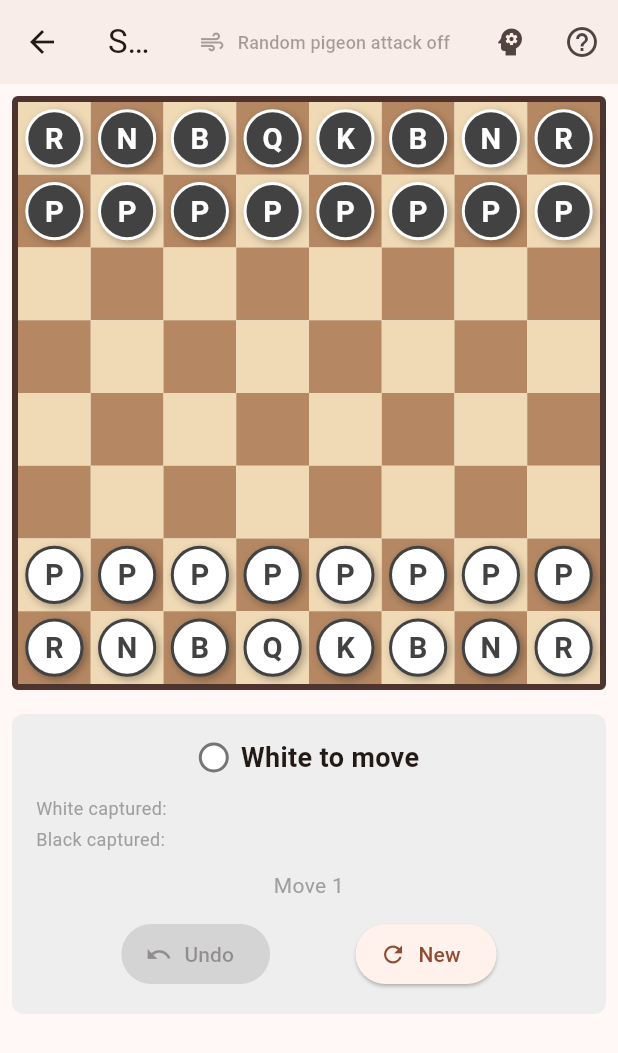
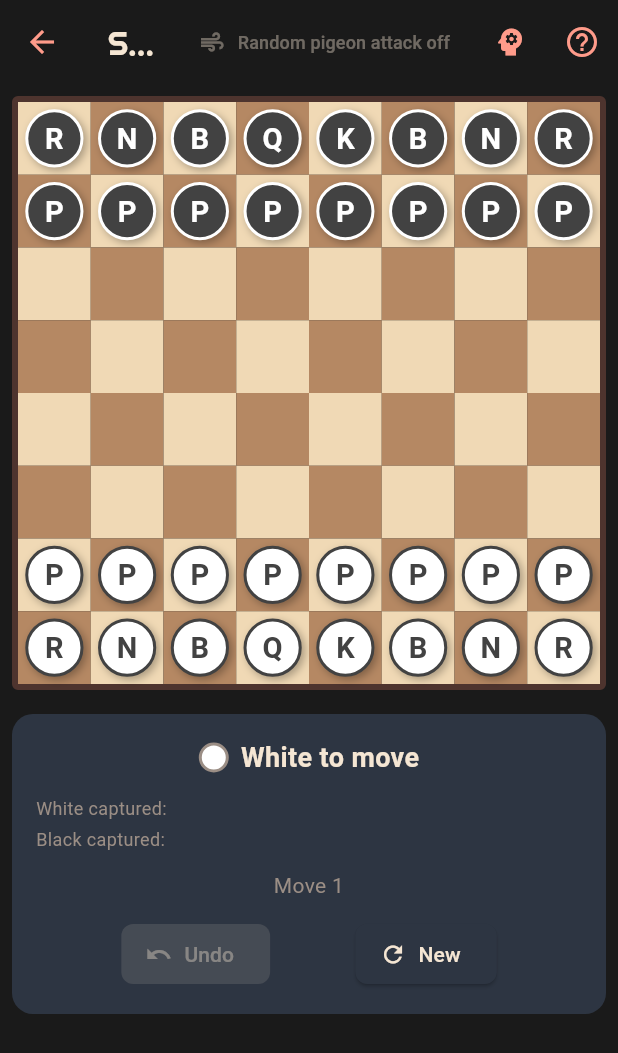
Before and after one commit to mindfu23/weirdchess, a Flutter app: the screen it shows after launch, after a tap on "8×8", after a tap on "Random pigeon attack", on a phone screen of 412 x 824 dp. Shown: the top 1053 px of the screen. Run offline on Flutter 3.47's test engine with Material 3 defaults, Android fonts, the phone set to English and light mode, and no system bars; our stand-ins replace flutter_riverpod, flutter_svg, go_router, shared_preferences.

Commit message:
Apply dark WeirdChess theme across all game screens
- home_screen: heading → "Choose your weird chess battle"
- main.dart: replace light theme with full dark palette
  (#1A1A1A bg, #2D3542 surface, #F5E6D3 text, #FF9B8A accent)
  Righteous font wired into appBarTheme + textTheme titleLarge/Medium
- score_panel: replace all hardcoded grey with brand colors
- piece_info_panel: replace grey with brand colors
- commentary, game, settings screens inherit theme automatically

Co-Authored-By: Claude Sonnet 4.6 <noreply@anthropic.com>

```diff
--- a/lib/main.dart
+++ b/lib/main.dart
@@ -71,19 +71,89 @@ class _WeirdChessAppState extends ConsumerState<WeirdChessApp> {
       title: 'WeirdChess',
       debugShowCheckedModeBanner: false,
       theme: ThemeData(
-        colorScheme: ColorScheme.fromSeed(
-          seedColor: Colors.brown,
-          brightness: Brightness.light,
+        useMaterial3: true,
+        brightness: Brightness.dark,
+        scaffoldBackgroundColor: const Color(0xFF1A1A1A),
+        colorScheme: const ColorScheme.dark(
+          primary: Color(0xFFFF9B8A),
+          onPrimary: Color(0xFF1A1A1A),
+          primaryContainer: Color(0xFF2D3542),
+          onPrimaryContainer: Color(0xFFF5E6D3),
+          secondary: Color(0xFF9B8E85),
+          onSecondary: Color(0xFF1A1A1A),
+          secondaryContainer: Color(0xFF2D3542),
+          onSecondaryContainer: Color(0xFFF5E6D3),
+          surface: Color(0xFF2D3542),
+          onSurface: Color(0xFFF5E6D3),
+          onSurfaceVariant: Color(0xFF9B8E85),
+          error: Color(0xFFFF6B6B),
+          onError: Color(0xFF1A1A1A),
+          errorContainer: Color(0xFF4A2020),
+          onErrorContainer: Color(0xFFFFB3B3),
+          outline: Color(0xFF4A5568),
         ),
-        useMaterial3: true,
         appBarTheme: const AppBarTheme(
-          centerTitle: true,
-          elevation: 2,
+          backgroundColor: Color(0xFF1A1A1A),
+          foregroundColor: Color(0xFFF5E6D3),
+          elevation: 0,
+          iconTheme: IconThemeData(color: Color(0xFFFF9B8A)),
+          titleTextStyle: TextStyle(
+            fontFamily: 'Righteous',
+            color: Color(0xFFF5E6D3),
+            fontSize: 22,
+          ),
         ),
         cardTheme: CardThemeData(
+          color: const Color(0xFF2D3542),
+          elevation: 0,
           shape: RoundedRectangleBorder(
-            borderRadius: BorderRadius.circular(12),
+            borderRadius: BorderRadius.circular(14),
           ),
+        ),
+        dividerTheme: const DividerThemeData(
+          color: Color(0xFF4A5568),
+        ),
+        elevatedButtonTheme: ElevatedButtonThemeData(
+          style: ElevatedButton.styleFrom(
+            backgroundColor: const Color(0xFF2D3542),
+            foregroundColor: const Color(0xFFF5E6D3),
+            shape: RoundedRectangleBorder(
+              borderRadius: BorderRadius.circular(8),
+            ),
+          ),
+        ),
+        filledButtonTheme: FilledButtonThemeData(
+          style: FilledButton.styleFrom(
+            backgroundColor: const Color(0xFFFF9B8A),
+            foregroundColor: const Color(0xFF1A1A1A),
+          ),
+        ),
+        inputDecorationTheme: const InputDecorationTheme(
+          filled: true,
+          fillColor: Color(0xFF1A1A1A),
+          labelStyle: TextStyle(color: Color(0xFF9B8E85)),
+          hintStyle: TextStyle(color: Color(0xFF9B8E85)),
+          enabledBorder: OutlineInputBorder(
+            borderSide: BorderSide(color: Color(0xFF4A5568)),
+          ),
+          focusedBorder: OutlineInputBorder(
+            borderSide: BorderSide(color: Color(0xFFFF9B8A)),
+          ),
+        ),
+        textTheme: const TextTheme(
+          titleLarge: TextStyle(
+            fontFamily: 'Righteous',
+            color: Color(0xFFF5E6D3),
+          ),
+          titleMedium: TextStyle(
+            fontFamily: 'Righteous',
+            color: Color(0xFFF5E6D3),
+            fontWeight: FontWeight.w600,
+          ),
+          bodyLarge: TextStyle(color: Color(0xFFF5E6D3)),
+          bodyMedium: TextStyle(color: Color(0xFFF5E6D3)),
+          bodySmall: TextStyle(color: Color(0xFF9B8E85)),
+          labelMedium: TextStyle(color: Color(0xFF9B8E85)),
         ),
       ),
       routerConfig: _router,
--- a/lib/ui/screens/home_screen.dart
+++ b/lib/ui/screens/home_screen.dart
@@ -64,7 +64,7 @@ class HomeScreen extends ConsumerWidget {
                   const Padding(
                     padding: EdgeInsets.fromLTRB(20, 16, 20, 4),
                     child: Text(
-                      'Choose a Weirdness',
+                      'Choose your weird chess battle',
                       style: TextStyle(
                         fontFamily: 'Righteous',
                         color: Color(0xFFF5E6D3),
--- a/lib/ui/widgets/piece_info_panel.dart
+++ b/lib/ui/widgets/piece_info_panel.dart
@@ -2,6 +2,11 @@ import 'package:flutter/material.dart';
 import 'package:flutter_riverpod/flutter_riverpod.dart';
 import '../../core/piece.dart';
 import '../../services/game_service.dart';
+
+// ── Brand palette ────────────────────────────────────────────────────────────
+const _kSurface = Color(0xFF2D3542);
+const _kTextPrimary = Color(0xFFF5E6D3);
+const _kTextMuted = Color(0xFF9B8E85);
 
 /// Panel that displays information about the currently selected piece.
 /// Positioned via parent widget for easy relocation during UI upgrades.
@@ -15,19 +20,13 @@ class PieceInfoPanel extends ConsumerWidget {
     final variant = ref.watch(selectedVariantProvider);
 
     final selectedPos = notifier.selectedPosition;
-    if (selectedPos == null) {
-      return const SizedBox.shrink();
-    }
+    if (selectedPos == null) return const SizedBox.shrink();
 
     final piece = gameState.board.getPiece(selectedPos);
-    if (piece == null) {
-      return const SizedBox.shrink();
-    }
+    if (piece == null) return const SizedBox.shrink();
 
     final pieceInfo = variant.pieceInfo[piece.symbol];
-    if (pieceInfo == null) {
-      return const SizedBox.shrink();
-    }
+    if (pieceInfo == null) return const SizedBox.shrink();
 
     return PieceInfoCard(
       piece: piece,
@@ -64,6 +63,7 @@ class PieceInfoCard extends StatelessWidget {
 
     return Card(
       elevation: 4,
+      color: _kSurface,
       child: Container(
         constraints: const BoxConstraints(maxWidth: 220),
         padding: const EdgeInsets.all(12),
@@ -85,13 +85,14 @@ class PieceInfoCard extends StatelessWidget {
                         style: const TextStyle(
                           fontSize: 16,
                           fontWeight: FontWeight.bold,
+                          color: _kTextPrimary,
                         ),
                       ),
                       Text(
                         '$colorName · Value: $value',
-                        style: TextStyle(
+                        style: const TextStyle(
                           fontSize: 12,
-                          color: Colors.grey[600],
+                          color: _kTextMuted,
                         ),
                       ),
                     ],
@@ -99,20 +100,20 @@ class PieceInfoCard extends StatelessWidget {
                 ),
               ],
             ),
-            const Divider(height: 16),
+            const Divider(height: 16, color: Color(0xFF4A5568)),
             // Movement description
-            Text(
+            const Text(
               'Movement',
               style: TextStyle(
                 fontSize: 12,
                 fontWeight: FontWeight.w600,
-                color: Colors.grey[700],
+                color: _kTextMuted,
               ),
             ),
             const SizedBox(height: 4),
             Text(
               movementDescription,
-              style: const TextStyle(fontSize: 13),
+              style: const TextStyle(fontSize: 13, color: _kTextPrimary),
             ),
           ],
         ),
@@ -126,9 +127,10 @@ class PieceInfoCard extends StatelessWidget {
       height: 36,
       decoration: BoxDecoration(
         shape: BoxShape.circle,
-        color: isWhite ? Colors.white : Colors.grey[800],
+        // White piece: white fill, dark border; Black piece: dark fill, light border.
+        color: isWhite ? Colors.white : const Color(0xFF1A1A1A),
         border: Border.all(
-          color: isWhite ? Colors.grey[800]! : Colors.white,
+          color: isWhite ? const Color(0xFF4A5568) : _kTextMuted,
           width: 2,
         ),
       ),
@@ -136,7 +138,7 @@ class PieceInfoCard extends StatelessWidget {
         child: Text(
           symbol,
           style: TextStyle(
-            color: isWhite ? Colors.grey[800] : Colors.white,
+            color: isWhite ? const Color(0xFF1A1A1A) : Colors.white,
             fontSize: 18,
             fontWeight: FontWeight.bold,
           ),
--- a/lib/ui/widgets/score_panel.dart
+++ b/lib/ui/widgets/score_panel.dart
@@ -3,6 +3,13 @@ import 'package:flutter_riverpod/flutter_riverpod.dart';
 import '../../core/game_state.dart';
 import '../../core/piece.dart';
 import '../../services/game_service.dart';
+
+// ── Brand palette (mirrors home_screen / main.dart theme) ──────────────────
+const _kBackground = Color(0xFF1A1A1A);
+const _kSurface = Color(0xFF2D3542);
+const _kTextPrimary = Color(0xFFF5E6D3);
+const _kTextMuted = Color(0xFF9B8E85);
+const _kAccent = Color(0xFFFF9B8A);
 
 /// Panel showing game status, captured pieces, and controls
 class ScorePanel extends ConsumerWidget {
@@ -16,8 +23,8 @@ class ScorePanel extends ConsumerWidget {
     return Container(
       padding: const EdgeInsets.all(16),
       decoration: BoxDecoration(
-        color: Colors.grey[200],
-        borderRadius: BorderRadius.circular(8),
+        color: _kSurface,
+        borderRadius: BorderRadius.circular(14),
       ),
       child: Column(
         crossAxisAlignment: CrossAxisAlignment.stretch,
@@ -39,7 +46,7 @@ class ScorePanel extends ConsumerWidget {
           // Move counter
           Text(
             'Move ${gameState.fullMoveNumber}',
-            style: const TextStyle(fontSize: 14, color: Colors.grey),
+            style: const TextStyle(fontSize: 14, color: _kTextMuted),
             textAlign: TextAlign.center,
           ),
           const SizedBox(height: 12),
@@ -84,16 +91,17 @@ class ScorePanel extends ConsumerWidget {
             shape: BoxShape.circle,
             color: gameState.currentTurn == PieceColor.white
                 ? Colors.white
-                : Colors.grey[800],
-            border: Border.all(color: Colors.grey[600]!, width: 2),
+                : _kBackground,
+            border: Border.all(color: _kTextMuted, width: 2),
           ),
         ),
         const SizedBox(width: 8),
         Text(
-          isAIThinking ? 'AI thinking...' : turnText,
+          isAIThinking ? 'AI thinking…' : turnText,
           style: const TextStyle(
             fontSize: 18,
             fontWeight: FontWeight.bold,
+            color: _kTextPrimary,
           ),
         ),
         if (isAIThinking) ...[
@@ -101,7 +109,10 @@ class ScorePanel extends ConsumerWidget {
           const SizedBox(
             width: 16,
             height: 16,
-            child: CircularProgressIndicator(strokeWidth: 2),
+            child: CircularProgressIndicator(
+              strokeWidth: 2,
+              color: _kAccent,
+            ),
           ),
         ],
       ],
@@ -115,19 +126,19 @@ class ScorePanel extends ConsumerWidget {
     switch (gameState.result) {
       case GameResult.whiteWins:
         resultText = 'White wins by checkmate!';
-        resultColor = Colors.green;
+        resultColor = const Color(0xFF4CAF82);
         break;
       case GameResult.blackWins:
         resultText = 'Black wins by checkmate!';
-        resultColor = Colors.red;
+        resultColor = const Color(0xFFFF6B6B);
         break;
       case GameResult.stalemate:
-        resultText = 'Stalemate - Draw!';
-        resultColor = Colors.orange;
+        resultText = 'Stalemate — Draw!';
+        resultColor = _kAccent;
         break;
       case GameResult.draw:
         resultText = 'Draw!';
-        resultColor = Colors.orange;
+        resultColor = _kAccent;
         break;
       default:
         return const SizedBox.shrink();
@@ -136,9 +147,9 @@ class ScorePanel extends ConsumerWidget {
     return Container(
       padding: const EdgeInsets.all(12),
       decoration: BoxDecoration(
-        color: resultColor.withAlpha(51),
+        color: resultColor.withAlpha(38),
         borderRadius: BorderRadius.circular(8),
-        border: Border.all(color: resultColor),
+        border: Border.all(color: resultColor.withAlpha(128)),
       ),
       child: Text(
         resultText,
@@ -171,7 +182,7 @@ class ScorePanel extends ConsumerWidget {
       children: [
         Text(
           label,
-          style: const TextStyle(fontSize: 12, color: Colors.grey),
+          style: const TextStyle(fontSize: 12, color: _kTextMuted),
         ),
         const SizedBox(width: 8),
         Expanded(
@@ -182,9 +193,10 @@ class ScorePanel extends ConsumerWidget {
                       p.symbol,
                       style: TextStyle(
                         fontSize: 14,
+                        // White pieces shown cream; black pieces slightly muted.
                         color: p.color == PieceColor.white
-                            ? Colors.grey[600]
-                            : Colors.grey[800],
+                            ? _kTextPrimary
+                            : _kTextMuted,
                         fontWeight: FontWeight.bold,
                       ),
                     ))
```
Also changed, not shown: 3 other files.
